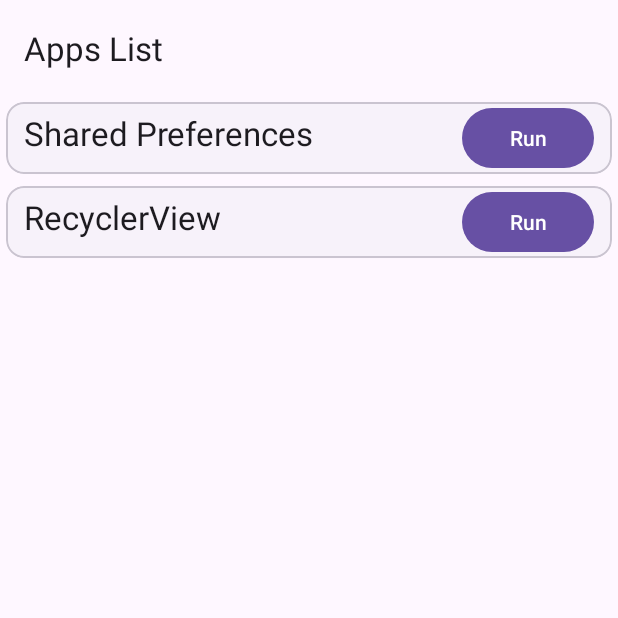
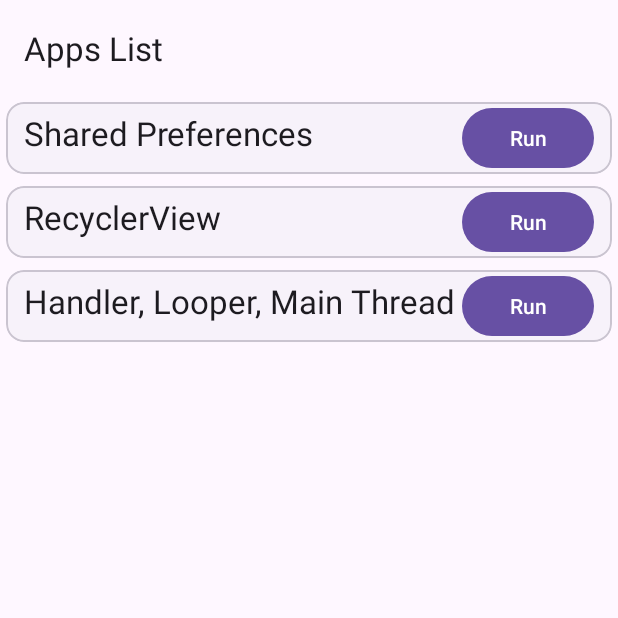
Before and after one commit to pherasymchuk/Andrushchenko-Apps, an Android app: the screen it shows after launch (MainActivity), on a phone screen of 412 x 824 dp, the top half of it. Run offline under Robolectric (Android 15) with nearby library versions, the phone set to English and light mode, and no system bars; our stand-ins replace navigation-ui; libraries missing offline, so code that uses them is left out: com.github.javafaker; 2 statements that could not run were skipped.

Commit message:
Add "Handler, Looper, Main Thread" app

```diff
--- a/app/src/main/AndroidManifest.xml
+++ b/app/src/main/AndroidManifest.xml
@@ -17,6 +17,9 @@
         android:theme="@style/Theme.AndruschenkoApps"
         tools:targetApi="31">
         <activity
+            android:name=".apps.handlerlooper.HandlerLooperActivity"
+            android:exported="false" />
+        <activity
             android:name=".apps.recyclerview.RecyclerViewActivity"
             android:exported="false" />
         <activity
--- a/app/src/main/java/com/herasymchuk/andrushchenko/repository/AppItemRepository.kt
+++ b/app/src/main/java/com/herasymchuk/andrushchenko/repository/AppItemRepository.kt
@@ -11,6 +11,9 @@ class AppItemRepository {
             },
             AppItem("RecyclerView") {
                 it.navigate(R.id.action_FirstFragment_to_recyclerViewActivity)
+            },
+            AppItem("Handler, Looper, Main Thread") {
+                it.navigate(R.id.action_FirstFragment_to_handlerLooperActivity)
             }
         )
     }
--- a/app/src/main/res/navigation/nav_graph.xml
+++ b/app/src/main/res/navigation/nav_graph.xml
@@ -17,6 +17,9 @@
         <action
             android:id="@+id/action_FirstFragment_to_recyclerViewActivity"
             app:destination="@id/recyclerViewActivity" />
+        <action
+            android:id="@+id/action_FirstFragment_to_handlerLooperActivity"
+            app:destination="@id/handlerLooperActivity" />
     </fragment>
 
     <activity
@@ -29,4 +32,9 @@
         android:name="com.herasymchuk.andrushchenko.apps.recyclerview.RecyclerViewActivity"
         android:label="activity_recycler_view"
         tools:layout="@layout/activity_recycler_view" />
+    <activity
+        android:id="@+id/handlerLooperActivity"
+        android:name="com.herasymchuk.andrushchenko.apps.handlerlooper.HandlerLooperActivity"
+        android:label="activity_handler_looper"
+        tools:layout="@layout/activity_handler_looper" />
 </navigation>
```
Also changed, not shown: app/src/main/java/com/herasymchuk/andrushchenko/apps/handlerlooper/HandlerLooperActivity.kt (added, +21 -0 lines), app/src/main/res/layout/activity_handler_looper.xml (added, +9 -0 lines).
